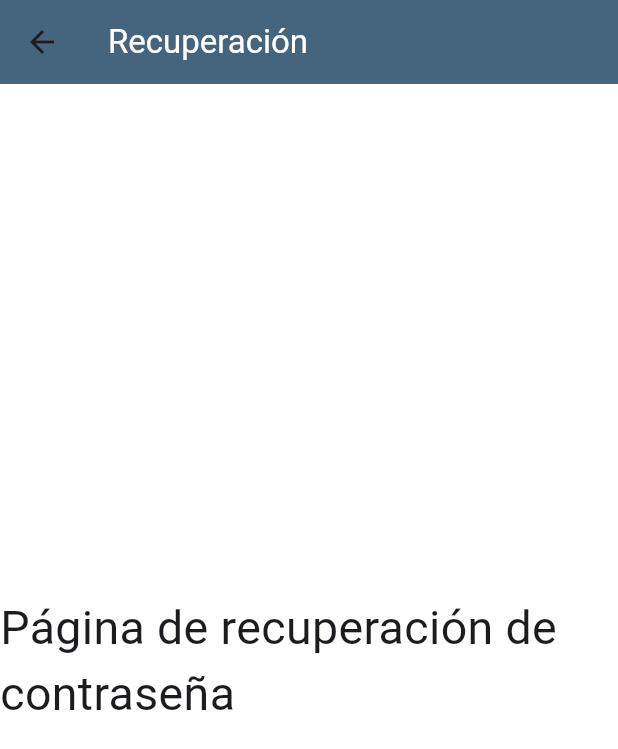
After one commit to EstefaniaCabal/contador_flu, a Flutter app: the ResetPage screen opened directly, on a phone screen of 412 x 824 dp. The commit adds this screen. Shown: the top 749 px of the screen. Run offline on Flutter 3.47's test engine with Material 3 defaults, Android fonts, the phone set to English and light mode, and no system bars.

Commit message:
Cambios para el reset de la contraseña

```diff
--- /dev/null
+++ b/lib/pages/reset_page.dart
@@ -0,0 +1,33 @@
+import 'package:flutter/material.dart';
+
+class ResetPage extends StatelessWidget {
+  const ResetPage({super.key});
+
+  @override
+  Widget build(BuildContext context) {
+    return Scaffold(
+      appBar: AppBar(
+        backgroundColor: const Color.fromARGB(255, 69, 100, 125),
+        elevation: 0,
+        title: const Text(
+          'Recuperación',
+          style: TextStyle(color: Colors.white),
+        ),
+      ),
+      body: Container(
+        color: Colors.white,
+        child: const Center(
+          child: Column(
+            mainAxisAlignment: MainAxisAlignment.center,
+            children: [
+              Text(
+                'Página de recuperación de contraseña',
+                style: TextStyle(fontSize: 31),
+              ),
+            ],
+          ),
+        ),
+      ),
+    );
+  }
+}
```
Also changed, not shown: lib/pages/login_page.dart (+27 -17 lines).
